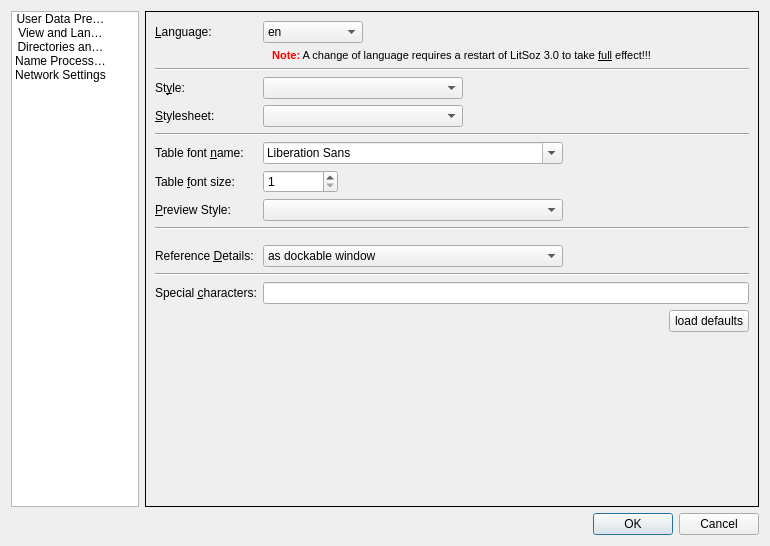
Before: the Qt Designer form application/optionsdialog.ui in jkriege2/LitSoz3, drawn with Qt 5.
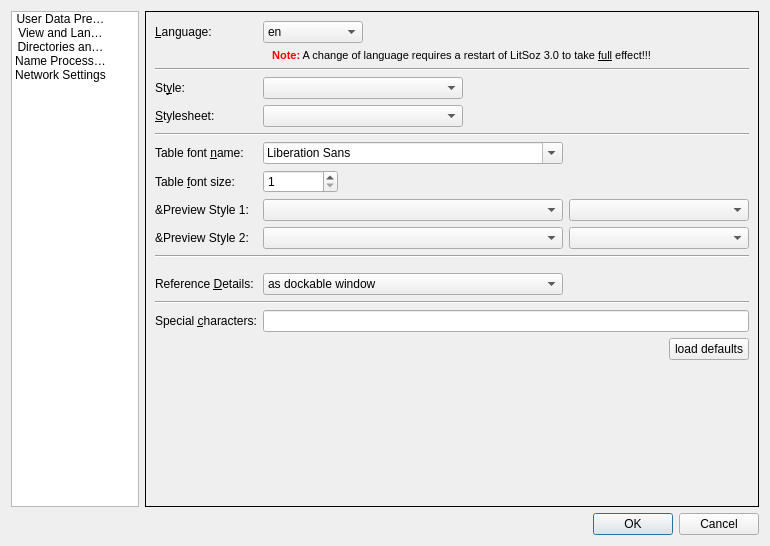
After: the same form once the commit is applied. Icons and pictures are not drawn.

Diff of the .ui file:
```diff
--- a/application/optionsdialog.ui
+++ b/application/optionsdialog.ui
@@ -364,24 +364,11 @@
          <item row="9" column="0">
           <widget class="QLabel" name="label_17">
            <property name="text">
-            <string>&amp;Preview Style:</string>
+            <string>&amp;Preview Style 1:</string>
            </property>
-           <property name="buddy">
-            <cstring>cmbPreviewStyles</cstring>
-           </property>
           </widget>
          </item>
-         <item row="9" column="1">
-          <widget class="QComboBox" name="cmbPreviewStyles">
-           <property name="maximumSize">
-            <size>
-             <width>300</width>
-             <height>16777215</height>
-            </size>
-           </property>
-          </widget>
-         </item>
-         <item row="11" column="0" colspan="2">
+         <item row="12" column="0" colspan="2">
           <widget class="Line" name="line_5">
            <property name="sizePolicy">
             <sizepolicy hsizetype="Expanding" vsizetype="Fixed">
@@ -394,14 +381,14 @@
            </property>
           </widget>
          </item>
-         <item row="12" column="0">
-          <widget class="Line" name="line_3">
-           <property name="orientation">
-            <enum>Qt::Horizontal</enum>
-           </property>
-          </widget>
-         </item>
          <item row="13" column="0">
+          <widget class="Line" name="line_3">
+           <property name="orientation">
+            <enum>Qt::Horizontal</enum>
+           </property>
+          </widget>
+         </item>
+         <item row="14" column="0">
           <widget class="QLabel" name="label_18">
            <property name="text">
             <string>Reference &amp;Details:</string>
@@ -411,7 +398,7 @@
            </property>
           </widget>
          </item>
-         <item row="13" column="1">
+         <item row="14" column="1">
           <widget class="QComboBox" name="cmbReferenceDetails">
            <property name="maximumSize">
             <size>
@@ -454,14 +441,14 @@
            </item>
           </widget>
          </item>
-         <item row="16" column="0" colspan="2">
+         <item row="17" column="0" colspan="2">
           <widget class="Line" name="line_4">
            <property name="orientation">
             <enum>Qt::Horizontal</enum>
            </property>
           </widget>
          </item>
-         <item row="18" column="0">
+         <item row="19" column="0">
           <widget class="QLabel" name="label_12">
            <property name="text">
             <string>Special &amp;characters:</string>
@@ -471,14 +458,14 @@
            </property>
           </widget>
          </item>
-         <item row="18" column="1">
+         <item row="19" column="1">
           <widget class="QLineEdit" name="edtSpecialCharacters">
            <property name="toolTip">
             <string>These characters will be displayed in the on creen keyboard</string>
            </property>
           </widget>
          </item>
-         <item row="19" column="1">
+         <item row="20" column="1">
           <layout class="QHBoxLayout" name="horizontalLayout_5">
            <item>
             <spacer name="horizontalSpacer">
@@ -502,6 +489,47 @@
            </item>
           </layout>
          </item>
+         <item row="10" column="0">
+          <widget class="QLabel" name="label_22">
+           <property name="text">
+            <string>&amp;Preview Style 2:</string>
+           </property>
+          </widget>
+         </item>
+         <item row="10" column="1">
+          <layout class="QHBoxLayout" name="horizontalLayout_6" stretch="1,0">
+           <item>
+            <widget class="QComboBox" name="cmbPreviewStyles2">
+             <property name="maximumSize">
+              <size>
+               <width>300</width>
+               <height>16777215</height>
+              </size>
+             </property>
+            </widget>
+           </item>
+           <item>
+            <widget class="QComboBox" name="cmbPreviewLocales2"/>
+           </item>
+          </layout>
+         </item>
+         <item row="9" column="1">
+          <layout class="QHBoxLayout" name="horizontalLayout_7" stretch="1,0">
+           <item>
+            <widget class="QComboBox" name="cmbPreviewStyles">
+             <property name="maximumSize">
+              <size>
+               <width>300</width>
+               <height>16777215</height>
+              </size>
+             </property>
+            </widget>
+           </item>
+           <item>
+            <widget class="QComboBox" name="cmbPreviewLocales"/>
+           </item>
+          </layout>
+         </item>
         </layout>
        </widget>
        <widget class="QWidget" name="stackDirectories">
```
